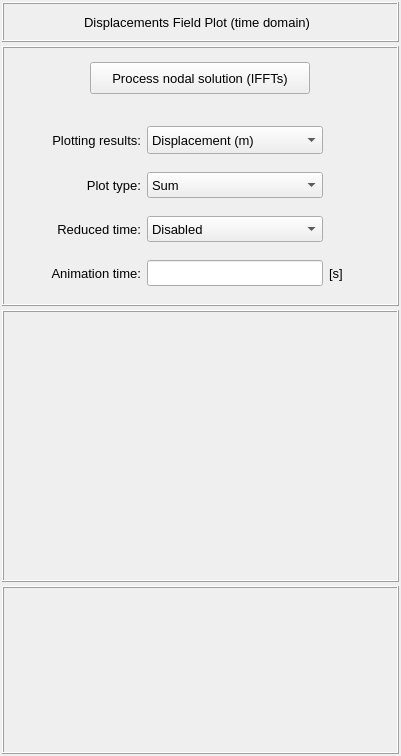
Above: vibra/interface/data/ui_files/plots/structural/displacements_time_domain_3d_plot_inputs.ui from MOPT-UFSC/VIBRA before the change. Below: the same form after it.
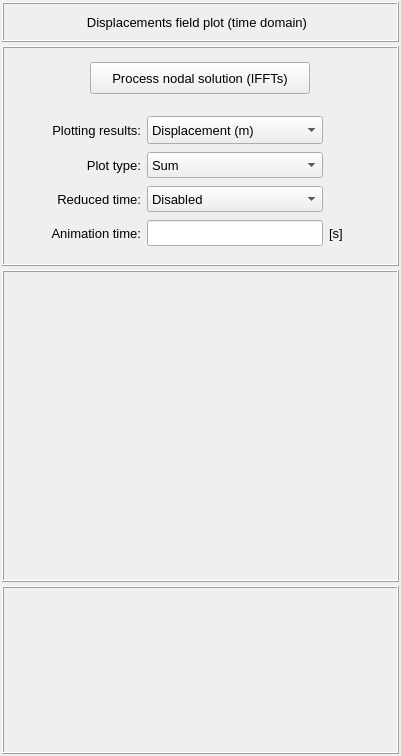
That is the form after the change.

Diff of the .ui file:
```diff
--- a/vibra/interface/data/ui_files/plots/structural/displacements_time_domain_3d_plot_inputs.ui
+++ b/vibra/interface/data/ui_files/plots/structural/displacements_time_domain_3d_plot_inputs.ui
@@ -104,7 +104,7 @@
          <property name="maximumSize">
           <size>
            <width>16777215</width>
-           <height>260</height>
+           <height>220</height>
           </size>
          </property>
          <property name="sizeIncrement">
@@ -136,7 +136,7 @@
            <number>4</number>
           </property>
           <property name="bottomMargin">
-           <number>4</number>
+           <number>14</number>
           </property>
           <property name="spacing">
            <number>4</number>
@@ -644,7 +644,7 @@
              <enum>QFrame::Shadow::Raised</enum>
             </property>
             <property name="text">
-             <string>Displacements Field Plot (time domain)</string>
+             <string>Displacements field plot (time domain)</string>
             </property>
             <property name="textFormat">
              <enum>Qt::TextFormat::AutoText</enum>
```
